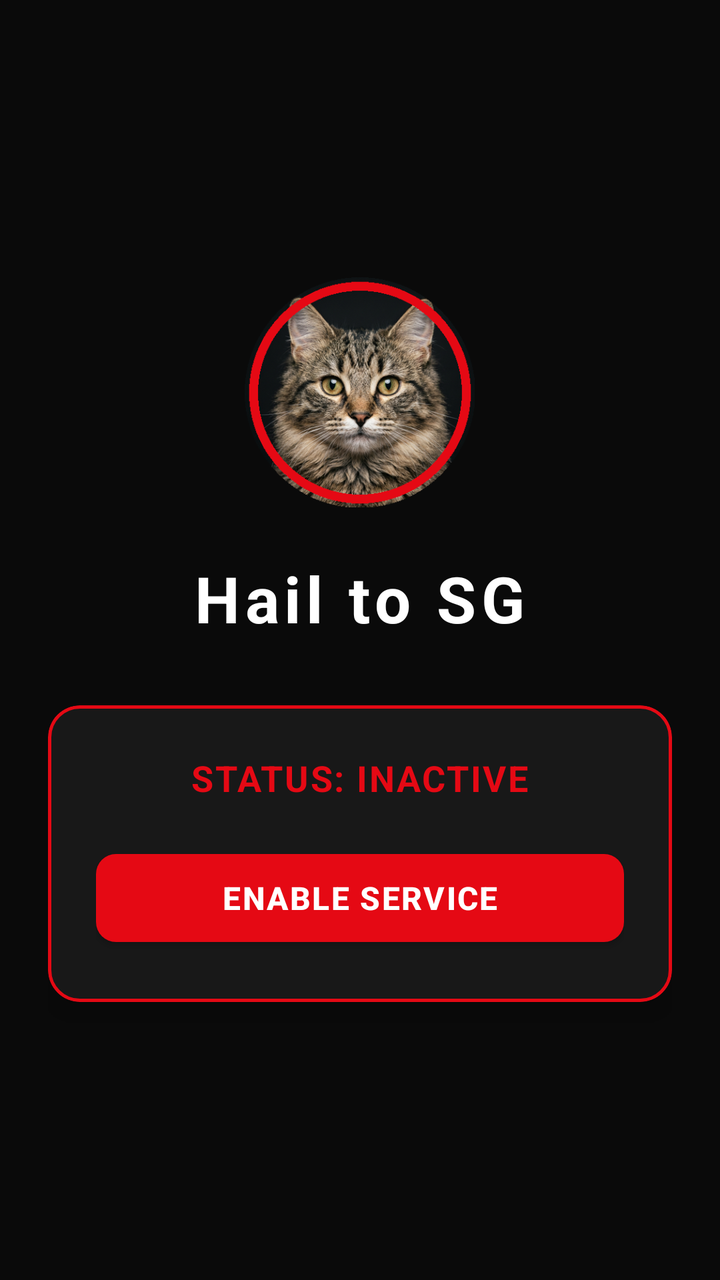
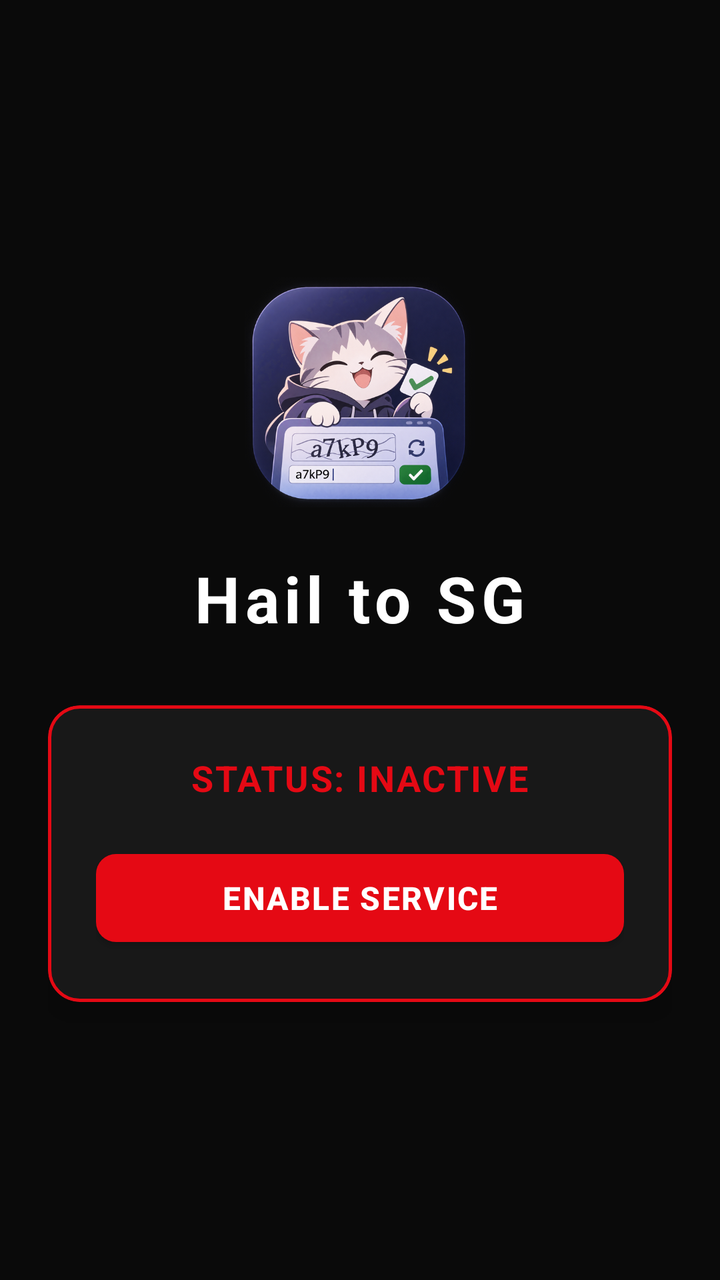

The first picture is an Android layout as it rendered before a commit; the second is the same layout after the commit. The layout source and the unified diff follow.
<!-- AndroidManifest.xml: application theme Theme.CaptchaHelper -->
<!-- res/layout/activity_main.xml -->
<?xml version="1.0" encoding="utf-8"?>
<LinearLayout xmlns:android="http://schemas.android.com/apk/res/android"
    xmlns:app="http://schemas.android.com/apk/res-auto"
    android:layout_width="match_parent"
    android:layout_height="match_parent"
    android:orientation="vertical"
    android:gravity="center"
    android:background="@color/black_bg"
    android:padding="24dp">

    
    <ImageView
        android:id="@+id/ivCat"
        android:layout_width="115dp"
        android:layout_height="115dp"
        android:src="@drawable/cat"
        android:contentDescription="Cat Logo"
        android:layout_marginBottom="24dp" />

    
    <TextView
        android:id="@+id/tvTitle"
        android:layout_width="wrap_content"
        android:layout_height="wrap_content"
        android:text="@string/title_main"
        android:textColor="@color/pure_white"
        android:textSize="32sp"
        android:textStyle="bold"
        android:letterSpacing="0.08"
        android:layout_marginBottom="32dp" />

    
    <com.google.android.material.card.MaterialCardView
        android:layout_width="match_parent"
        android:layout_height="wrap_content"
        app:cardCornerRadius="16dp"
        app:cardElevation="8dp"
        app:cardBackgroundColor="@color/card_bg"
        app:strokeColor="@color/crimson_red"
        app:strokeWidth="1.5dp">

        <LinearLayout
            android:layout_width="match_parent"
            android:layout_height="wrap_content"
            android:orientation="vertical"
            android:gravity="center"
            android:padding="24dp">

            <TextView
                android:id="@+id/tvStatus"
                android:layout_width="wrap_content"
                android:layout_height="wrap_content"
                android:text="@string/status_inactive"
                android:textColor="@color/crimson_red"
                android:textSize="18sp"
                android:textStyle="bold"
                android:letterSpacing="0.05"
                android:layout_marginBottom="20dp" />

            <com.google.android.material.button.MaterialButton
                android:id="@+id/btnEnableService"
                android:layout_width="match_parent"
                android:layout_height="56dp"
                android:text="@string/btn_enable"
                android:textColor="@color/pure_white"
                android:textSize="16sp"
                android:textStyle="bold"
                android:letterSpacing="0.05"
                app:cornerRadius="10dp"
                app:backgroundTint="@color/crimson_red" />
        </LinearLayout>
    </com.google.android.material.card.MaterialCardView>

</LinearLayout>
<!-- resources referenced by this layout -->
<resources>
  <color name="black_bg">#0A0A0A</color>
  <color name="card_bg">#181818</color>
  <color name="crimson_red">#E50914</color>
  <color name="pure_white">#FFFFFF</color>
  <!-- drawable cat: png bitmap (drawable, 206894 bytes) -->
  <string name="btn_enable">ENABLE SERVICE</string>
  <string name="status_inactive">STATUS: INACTIVE</string>
  <string name="title_main">Hail to SG</string>
  <style name="Theme.CaptchaHelper" parent="Theme.MaterialComponents.NoActionBar">
          <item name="colorPrimary">@color/crimson_red</item>
          <item name="colorPrimaryVariant">@color/dark_red</item>
          <item name="colorOnPrimary">@color/pure_white</item>
          <item name="android:statusBarColor">@color/black_bg</item>
          <item name="android:navigationBarColor">@color/black_bg</item>
          <item name="android:windowBackground">@color/black_bg</item>
      </style>
  <color name="dark_red">#8B0000</color>
</resources>

<!-- the commit's change to res/layout/activity_main.xml (unified diff, before → after) -->
@@ -13,7 +13,7 @@
         android:id="@+id/ivCat"
         android:layout_width="115dp"
         android:layout_height="115dp"
-        android:src="@drawable/cat"
+        android:src="@drawable/cat_logo"
         android:contentDescription="Cat Logo"
         android:layout_marginBottom="24dp" />
 
@@ -31,6 +31,7 @@
 
     
     <com.google.android.material.card.MaterialCardView
+        android:id="@+id/cardControl"
         android:layout_width="match_parent"
         android:layout_height="wrap_content"
         app:cardCornerRadius="16dp"
@@ -68,6 +69,17 @@
                 android:letterSpacing="0.05"
                 app:cornerRadius="10dp"
                 app:backgroundTint="@color/crimson_red" />
+
+            <TextView
+                android:id="@+id/tvOpenSettings"
+                android:layout_width="wrap_content"
+                android:layout_height="wrap_content"
+                android:text="@string/btn_open_settings"
+                android:textColor="@color/text_muted"
+                android:textSize="13sp"
+                android:padding="8dp"
+                android:layout_marginTop="12dp"
+                android:visibility="gone" />
         </LinearLayout>
     </com.google.android.material.card.MaterialCardView>
 
<!-- resource entries referenced after the edit -->
@@ -4,8 +4,10 @@
   <color name="card_bg">#181818</color>
   <color name="crimson_red">#E50914</color>
   <color name="pure_white">#FFFFFF</color>
-  <!-- drawable cat: png bitmap (drawable, 206894 bytes) -->
+  <color name="text_muted">#AAAAAA</color>
+  <!-- drawable cat_logo: png bitmap (drawable, 367298 bytes) -->
   <string name="btn_enable">ENABLE SERVICE</string>
+  <string name="btn_open_settings">System Accessibility Settings</string>
   <string name="status_inactive">STATUS: INACTIVE</string>
   <string name="title_main">Hail to SG</string>
   <style name="Theme.CaptchaHelper" parent="Theme.MaterialComponents.NoActionBar">
